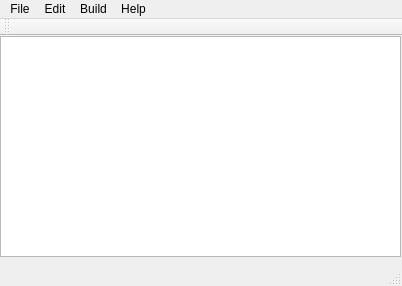
First picture: the form in mainwindow.ui, repository etoy22/SCAPES, before the edit.
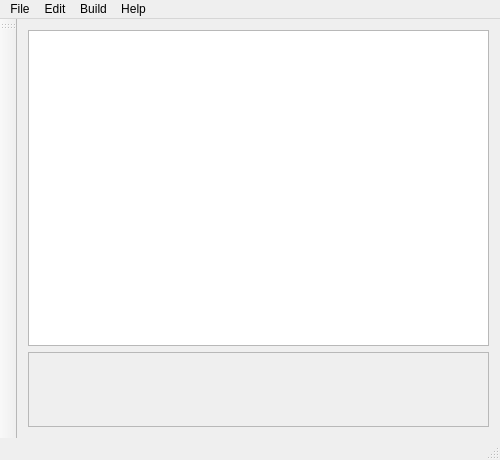
Second picture: the form after the edit.

What changed in the file:
```diff
--- a/mainwindow.ui
+++ b/mainwindow.ui
@@ -2,41 +2,92 @@
 <ui version="4.0">
  <class>MainWindow</class>
  <widget class="QMainWindow" name="MainWindow">
+  <property name="enabled">
+   <bool>true</bool>
+  </property>
   <property name="geometry">
    <rect>
     <x>0</x>
     <y>0</y>
-    <width>402</width>
-    <height>286</height>
+    <width>500</width>
+    <height>460</height>
    </rect>
   </property>
+  <property name="minimumSize">
+   <size>
+    <width>500</width>
+    <height>460</height>
+   </size>
+  </property>
   <property name="windowTitle">
    <string>MainWindow</string>
   </property>
   <widget class="QWidget" name="centralWidget">
-   <widget class="QTextEdit" name="textEdit">
-    <property name="geometry">
-     <rect>
-      <x>0</x>
-      <y>0</y>
-      <width>401</width>
-      <height>221</height>
-     </rect>
-    </property>
-    <property name="sizePolicy">
-     <sizepolicy hsizetype="Expanding" vsizetype="Expanding">
-      <horstretch>0</horstretch>
-      <verstretch>0</verstretch>
-     </sizepolicy>
-    </property>
-   </widget>
+   <property name="enabled">
+    <bool>true</bool>
+   </property>
+   <property name="autoFillBackground">
+    <bool>true</bool>
+   </property>
+   <layout class="QVBoxLayout" name="verticalLayout">
+    <item>
+     <widget class="QTextEdit" name="textEdit">
+      <property name="sizePolicy">
+       <sizepolicy hsizetype="Expanding" vsizetype="Expanding">
+        <horstretch>0</horstretch>
+        <verstretch>0</verstretch>
+       </sizepolicy>
+      </property>
+     </widget>
+    </item>
+    <item>
+     <widget class="QLabel" name="Console">
+      <property name="enabled">
+       <bool>true</bool>
+      </property>
+      <property name="sizePolicy">
+       <sizepolicy hsizetype="Expanding" vsizetype="Expanding">
+        <horstretch>0</horstretch>
+        <verstretch>0</verstretch>
+       </sizepolicy>
+      </property>
+      <property name="minimumSize">
+       <size>
+        <width>0</width>
+        <height>0</height>
+       </size>
+      </property>
+      <property name="maximumSize">
+       <size>
+        <width>16777215</width>
+        <height>75</height>
+       </size>
+      </property>
+      <property name="autoFillBackground">
+       <bool>true</bool>
+      </property>
+      <property name="frameShape">
+       <enum>QFrame::StyledPanel</enum>
+      </property>
+      <property name="text">
+       <string/>
+      </property>
+      <property name="alignment">
+       <set>Qt::AlignLeading|Qt::AlignLeft|Qt::AlignTop</set>
+      </property>
+      <property name="wordWrap">
+       <bool>true</bool>
+      </property>
+     </widget>
+    </item>
+   </layout>
   </widget>
   <widget class="QMenuBar" name="menuBar">
    <property name="geometry">
     <rect>
      <x>0</x>
      <y>0</y>
-     <width>402</width>
+     <width>500</width>
      <height>22</height>
     </rect>
    </property>
@@ -80,7 +131,7 @@
   </widget>
   <widget class="QToolBar" name="mainToolBar">
    <attribute name="toolBarArea">
-    <enum>TopToolBarArea</enum>
+    <enum>LeftToolBarArea</enum>
    </attribute>
    <attribute name="toolBarBreak">
     <bool>false</bool>
```
Left out of the diff: 3 changed lines with no effect on the pictures.
